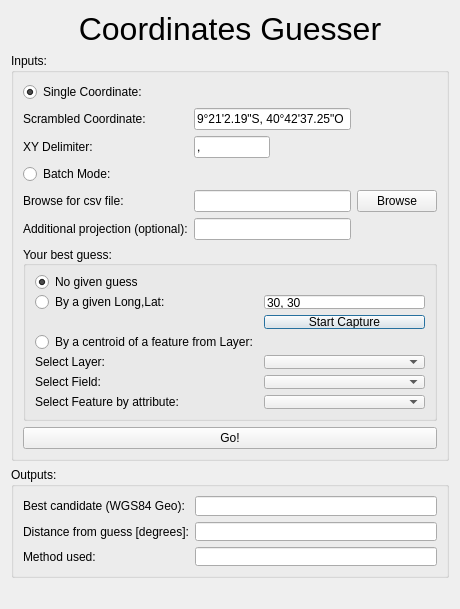
Old version of the form CoordGuesser_dialog_base.ui in the repository jicrbuh/CoordinateGuesser.
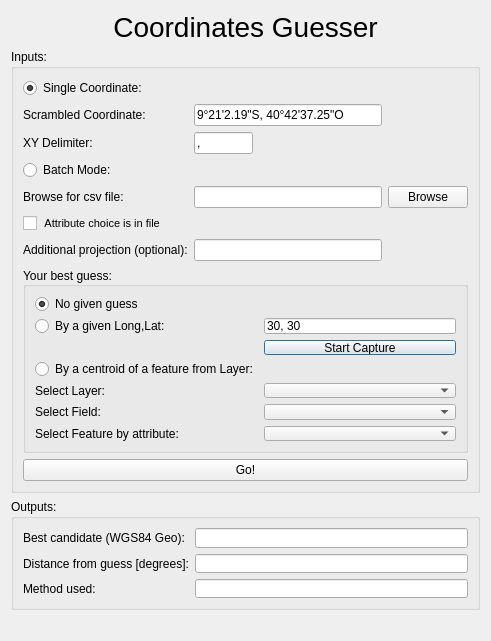
New version of the form.

Commit message: batch mode: user can give different attribute  for every coordinate (in the third column of the input csv file)

```diff
--- a/CoordGuesser_dialog_base.ui
+++ b/CoordGuesser_dialog_base.ui
@@ -6,8 +6,8 @@
    <rect>
     <x>0</x>
     <y>0</y>
-    <width>460</width>
-    <height>609</height>
+    <width>491</width>
+    <height>641</height>
    </rect>
   </property>
   <property name="minimumSize">
@@ -98,7 +98,7 @@
       <string>Inputs:</string>
      </property>
      <layout class="QGridLayout" name="gridLayout_2">
-      <item row="7" column="0" colspan="4">
+      <item row="7" column="0" colspan="5">
        <widget class="QGroupBox" name="groupBox">
         <property name="sizePolicy">
          <sizepolicy hsizetype="Preferred" vsizetype="Expanding">
@@ -248,6 +248,9 @@
          </item>
          <item row="6" column="1">
           <widget class="QComboBox" name="selectFeatureComboBox">
+           <property name="enabled">
+            <bool>true</bool>
+           </property>
            <property name="sizePolicy">
             <sizepolicy hsizetype="MinimumExpanding" vsizetype="Expanding">
              <horstretch>0</horstretch>
@@ -259,6 +262,22 @@
         </layout>
        </widget>
       </item>
+      <item row="2" column="1">
+       <widget class="QLineEdit" name="xydelim">
+        <property name="maximumSize">
+         <size>
+          <width>100000</width>
+          <height>16777215</height>
+         </size>
+        </property>
+        <property name="text">
+         <string>,</string>
+        </property>
+        <property name="maxLength">
+         <number>1</number>
+        </property>
+       </widget>
+      </item>
       <item row="1" column="0">
        <widget class="QLabel" name="label_6">
         <property name="toolTip">
@@ -279,6 +298,13 @@
         </property>
        </widget>
       </item>
+      <item row="2" column="0">
+       <widget class="QLabel" name="label_5">
+        <property name="text">
+         <string>XY Delimiter:</string>
+        </property>
+       </widget>
+      </item>
       <item row="0" column="0">
        <widget class="QRadioButton" name="radioButton_single">
         <property name="text">
@@ -294,6 +320,9 @@
       </item>
       <item row="3" column="0">
        <widget class="QRadioButton" name="radioButton_batch">
+        <property name="toolTip">
+         <string>&lt;html&gt;&lt;head/&gt;&lt;body&gt;&lt;p&gt;Parses for every x,y in a row.&lt;/p&gt;&lt;p&gt;&lt;br/&gt;&lt;/p&gt;&lt;/body&gt;&lt;/html&gt;</string>
+        </property>
         <property name="text">
          <string>Batch Mode:</string>
         </property>
@@ -302,16 +331,6 @@
         </attribute>
        </widget>
       </item>
-      <item row="6" column="1" colspan="2">
-       <widget class="QLineEdit" name="lineEdit_addProj">
-        <property name="toolTip">
-         <string>&lt;html&gt;&lt;head/&gt;&lt;body&gt;&lt;p&gt;A valid PROJ.4 string (e.g. &lt;span style=&quot; font-style:italic;&quot;&gt;+proj=longlat +datum=WGS84 +no_defs&lt;/span&gt;) or a UTM zone (e.g. &lt;span style=&quot; font-style:italic;&quot;&gt;60&lt;/span&gt;)&lt;/p&gt;&lt;/body&gt;&lt;/html&gt;</string>
-        </property>
-        <property name="text">
-         <string/>
-        </property>
-       </widget>
-      </item>
       <item row="4" column="0">
        <widget class="QLabel" name="label">
         <property name="toolTip">
@@ -322,38 +341,55 @@
         </property>
        </widget>
       </item>
-      <item row="4" column="1" colspan="2">
-       <widget class="QLineEdit" name="lineEdit_filePath"/>
-      </item>
-      <item row="4" column="3">
+      <item row="4" column="4">
        <widget class="QPushButton" name="pushButton_browse">
         <property name="text">
          <string>Browse</string>
         </property>
        </widget>
       </item>
-      <item row="8" column="0" colspan="4">
+      <item row="8" column="0" colspan="5">
        <widget class="QPushButton" name="pushButton_Go">
         <property name="text">
          <string>Go!</string>
         </property>
        </widget>
       </item>
-      <item row="2" column="0">
-       <widget class="QLabel" name="label_5">
+      <item row="4" column="1" colspan="3">
+       <widget class="QLineEdit" name="lineEdit_filePath"/>
+      </item>
+      <item row="6" column="1" colspan="3">
+       <widget class="QLineEdit" name="lineEdit_addProj">
+        <property name="toolTip">
+         <string>&lt;html&gt;&lt;head/&gt;&lt;body&gt;&lt;p&gt;A valid PROJ.4 string (e.g. &lt;span style=&quot; font-style:italic;&quot;&gt;+proj=longlat +datum=WGS84 +no_defs&lt;/span&gt;) or a UTM zone (e.g. &lt;span style=&quot; font-style:italic;&quot;&gt;60&lt;/span&gt;)&lt;/p&gt;&lt;/body&gt;&lt;/html&gt;</string>
+        </property>
         <property name="text">
-         <string>XY Delimiter:</string>
+         <string/>
         </property>
        </widget>
       </item>
-      <item row="2" column="1">
-       <widget class="QLineEdit" name="xydelim">
+      <item row="5" column="0">
+       <widget class="QCheckBox" name="checkBox_attr">
+        <property name="font">
+         <font>
+          <pointsize>8</pointsize>
+         </font>
+        </property>
+        <property name="toolTip">
+         <string>&lt;html&gt;&lt;head/&gt;&lt;body&gt;&lt;p&gt;Check if the attribute for every scrambled coordinate is different and in the third row in the csv file&lt;/p&gt;&lt;/body&gt;&lt;/html&gt;</string>
+        </property>
         <property name="text">
-         <string>, </string>
+         <string> Attribute choice is in file</string>
         </property>
+        <property name="checked">
+         <bool>false</bool>
+        </property>
+        <property name="tristate">
+         <bool>false</bool>
+        </property>
        </widget>
       </item>
-      <item row="1" column="1" colspan="2">
+      <item row="1" column="1" colspan="3">
        <widget class="QLineEdit" name="scrambled">
         <property name="text">
          <string>9°21'2.19&quot;S, 40°42'37.25&quot;O</string>
@@ -373,7 +409,7 @@
      </property>
      <property name="font">
       <font>
-       <pointsize>24</pointsize>
+       <pointsize>21</pointsize>
       </font>
      </property>
      <property name="text">
```
The commit also changes 2 other files.
